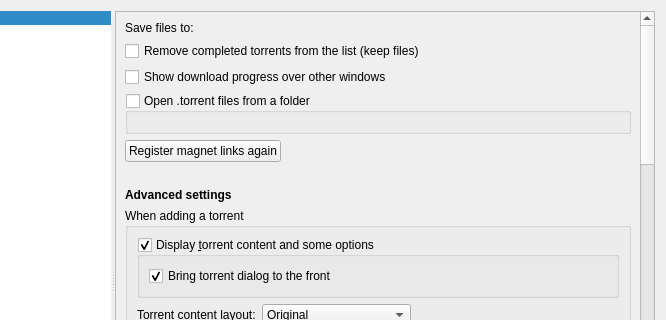
qbutt-org/qbutt, file src/gui/optionsdialog.ui: the form before one commit; both pictures show x 174 to 840 and y 0 to 320 of the 840 by 591 pixel window.
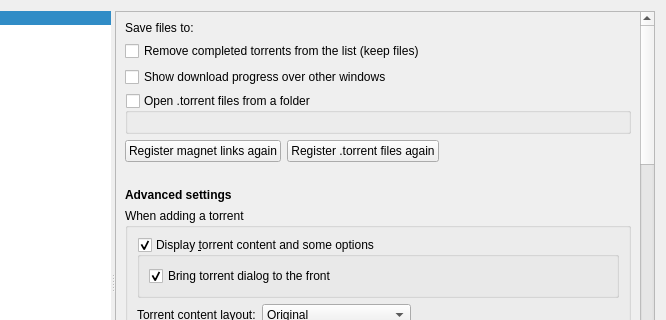
The form after the commit. The open tabs and pages were chosen to show the change. Icons and pictures are not drawn. Custom widgets are drawn as their Qt base class.

Commit message: Add torrent file registration in settings

Patch:
```diff
--- a/src/gui/optionsdialog.ui
+++ b/src/gui/optionsdialog.ui
@@ -865,7 +865,14 @@
                </widget>
               </item>
               <item>
-               <spacer name="magnetAssociationSpacer">
+               <widget class="QPushButton" name="buttonRegisterTorrentFiles">
+                <property name="text">
+                 <string>Register .torrent files again</string>
+                </property>
+               </widget>
+              </item>
+              <item>
+               <spacer name="associationsSpacer">
                 <property name="orientation">
                  <enum>Qt::Orientation::Horizontal</enum>
                 </property>
```
Left out of the diff: 2 changed lines with no effect on the pictures. The commit also changes 6 other files.
